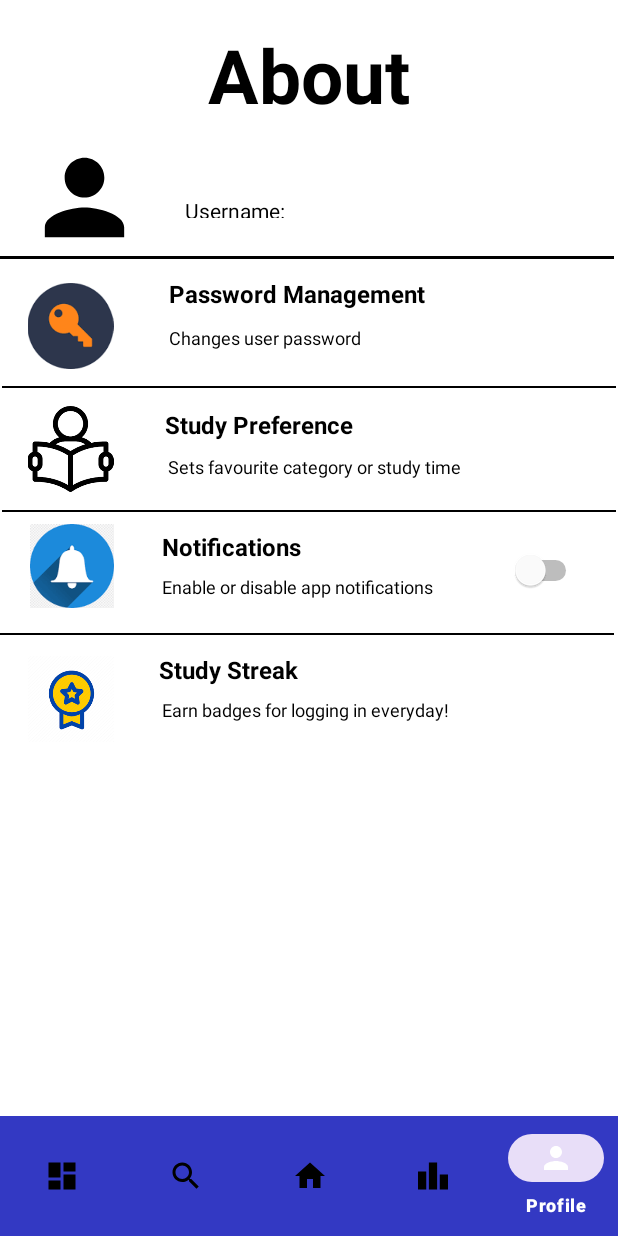
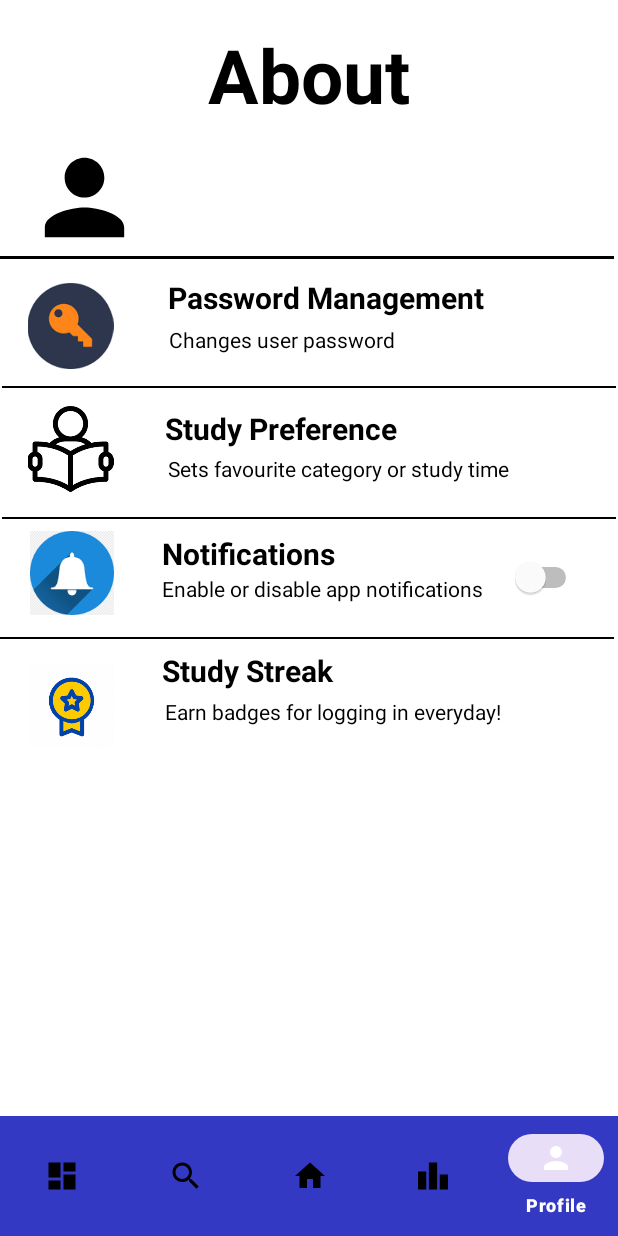
Before and after one commit to MAD2023-Team4/23-CacheFlash, an Android app: the Profile screen opened directly, with no data from a screen before it, on a phone screen of 412 x 824 dp. Run offline under Robolectric (Android 15) with nearby library versions, the phone set to English and light mode, and no system bars; our stand-ins replace Firebase (no records; nobody signed in at launch, a user with empty details on screens opened directly); 1 statement that could not run was skipped.

Commit message:
Fixed search feature so alert dialog will direct the user to the correct pages. Made font sizes of Bryan's Profile Page feature, from about 14sp to 20sp. I am going to make the line dividers thinner next.

```diff
--- a/app/src/main/java/sg/edu/np/mad/madasgcacheflash/Search.java
+++ b/app/src/main/java/sg/edu/np/mad/madasgcacheflash/Search.java
@@ -158,11 +158,11 @@ public class Search extends AppCompatActivity {
     public void showAlert(String title, Flashcard f) {
         AlertDialog.Builder builder = new AlertDialog.Builder(this);
         builder.setTitle(title)
-                .setMessage("Learn Mode (5 points)\nTest Mode (10 points)")
+                .setMessage("Learn Yourself (5 points)\nTest Yourself (10 points)")
                 .setPositiveButton("Test", new DialogInterface.OnClickListener() {
                     public void onClick(DialogInterface dialog, int id) {
                         // Do something when the "OK" button is clicked
-                        Intent intent = new Intent(Search.this, LearnYourself.class);
+                        Intent intent = new Intent(Search.this, Testyourself.class);
                         intent.putExtra("Username", username);
                         intent.putExtra("flashcard", f);
                         startActivity(intent);
@@ -170,7 +170,7 @@ public class Search extends AppCompatActivity {
                 })
                 .setNegativeButton("Learn", new DialogInterface.OnClickListener() {
                     public void onClick(DialogInterface dialog, int id) {
-                        Intent intent = new Intent(Search.this, Testyourself.class);
+                        Intent intent = new Intent(Search.this, LearnYourself.class);
                         intent.putExtra("Username", username);
                         intent.putExtra("flashcard", f);
                         startActivity(intent);
--- a/app/src/main/res/layout/activity_profile.xml
+++ b/app/src/main/res/layout/activity_profile.xml
@@ -9,53 +9,36 @@
     tools:context=".Profile">
 
     <TextView
-        android:id="@+id/textView26"
-        android:layout_width="101dp"
-        android:layout_height="45dp"
-        android:layout_marginStart="108dp"
-        android:layout_marginTop="32dp"
-        android:gravity="left"
-        android:padding="15sp"
-        android:text="@string/usernameText"
-        android:textAlignment="textStart"
+        android:id="@+id/password_resetDesc4"
+        android:layout_width="302dp"
+        android:layout_height="28dp"
+        android:layout_marginTop="292dp"
+        android:text="Earn badges for logging in everyday!"
         android:textColor="@color/black"
         android:textSize="14sp"
-        app:layout_constraintStart_toStartOf="parent"
-        app:layout_constraintTop_toBottomOf="@+id/txtAbout" />
-
-    <TextView
-        android:id="@+id/password_resetDesc4"
-        android:layout_width="220dp"
-        android:layout_height="27dp"
-        android:layout_marginTop="292dp"
-        android:layout_marginEnd="84dp"
-        android:text="Earn badges for logging in everyday!"
-        android:textColor="@color/black"
-        android:textSize="12sp"
         app:layout_constraintEnd_toEndOf="parent"
         app:layout_constraintTop_toBottomOf="@+id/divider" />
 
     <TextView
         android:id="@+id/password_resetDesc3"
         android:layout_width="220dp"
-        android:layout_height="27dp"
+        android:layout_height="29dp"
         android:layout_marginTop="210dp"
         android:layout_marginEnd="84dp"
         android:text="Enable or disable app notifications"
         android:textColor="@color/black"
-        android:textSize="12sp"
+        android:textSize="14sp"
         app:layout_constraintEnd_toEndOf="parent"
         app:layout_constraintTop_toBottomOf="@+id/divider" />
 
     <TextView
         android:id="@+id/password_resetDesc2"
-        android:layout_width="220dp"
-        android:layout_height="27dp"
+        android:layout_width="300dp"
+        android:layout_height="30dp"
         android:layout_marginTop="130dp"
-        android:layout_marginEnd="80dp"
         android:text="Sets favourite category or study time"
         android:textColor="@color/black"
-        android:textSize="12sp"
+        android:textSize="14sp"
         app:layout_constraintEnd_toEndOf="parent"
         app:layout_constraintTop_toBottomOf="@+id/divider" />
 
@@ -67,7 +50,7 @@
         android:layout_marginEnd="80dp"
         android:text="Changes user password"
         android:textColor="@color/black"
-        android:textSize="12sp"
+        android:textSize="14sp"
         app:layout_constraintEnd_toEndOf="parent"
         app:layout_constraintTop_toBottomOf="@+id/divider" />
 
@@ -103,20 +86,17 @@
 
     <TextView
         android:id="@+id/study_preference"
-        android:layout_width="220dp"
-        android:layout_height="25dp"
+        android:layout_width="294dp"
+        android:layout_height="30dp"
         android:layout_marginStart="32dp"
         android:layout_marginTop="12dp"
-        android:layout_marginEnd="31dp"
         android:layout_marginBottom="3dp"
         android:gravity="center_vertical"
         android:text="Study Preference"
         android:textColor="@color/black"
-        android:textSize="16sp"
+        android:textSize="20sp"
         android:textStyle="bold"
         app:layout_constraintBottom_toTopOf="@+id/divider3"
-        app:layout_constraintEnd_toEndOf="parent"
-        app:layout_constraintHorizontal_bias="0.0"
         app:layout_constraintStart_toEndOf="@+id/imageView6"
         app:layout_constraintTop_toBottomOf="@+id/divider2" />
 
@@ -163,13 +143,15 @@
         android:id="@+id/textView8"
         android:layout_width="101dp"
         android:layout_height="45dp"
-        android:layout_marginStart="192dp"
+        android:layout_marginStart="108dp"
         android:layout_marginTop="32dp"
         android:gravity="left"
-        android:padding="15sp"
+        android:padding="0sp"
+        android:text="Name"
         android:textAlignment="textStart"
         android:textColor="@color/black"
-        android:textSize="14sp"
+        android:textSize="20sp"
+        android:textStyle="bold"
         app:layout_constraintBottom_toTopOf="@+id/divider"
         app:layout_constraintStart_toStartOf="parent"
         app:layout_constraintTop_toBottomOf="@+id/txtAbout" />
@@ -185,13 +167,12 @@
 
     <TextView
         android:id="@+id/password_reset"
-        android:layout_width="219dp"
-        android:layout_height="27dp"
+        android:layout_width="300dp"
+        android:layout_height="29dp"
         android:layout_marginTop="12dp"
-        android:layout_marginEnd="80dp"
         android:text="Password Management"
         android:textColor="@color/black"
-        android:textSize="16sp"
+        android:textSize="20sp"
         android:textStyle="bold"
         app:layout_constraintEnd_toEndOf="parent"
         app:layout_constraintTop_toBottomOf="@+id/divider" />
@@ -240,15 +221,15 @@
 
     <TextView
         android:id="@+id/notification"
-        android:layout_width="161dp"
-        android:layout_height="27dp"
+        android:layout_width="223dp"
+        android:layout_height="25dp"
         android:layout_marginStart="28dp"
         android:layout_marginTop="9dp"
         android:layout_marginBottom="4dp"
         android:gravity="center_vertical"
         android:text="Notifications"
         android:textColor="@color/black"
-        android:textSize="16sp"
+        android:textSize="20sp"
         android:textStyle="bold"
         app:layout_constraintBottom_toTopOf="@+id/divider4"
         app:layout_constraintStart_toEndOf="@+id/imageView8"
@@ -268,14 +249,13 @@
 
     <TextView
         android:id="@+id/study_streak"
-        android:layout_width="178dp"
-        android:layout_height="33dp"
+        android:layout_width="304dp"
+        android:layout_height="29dp"
         android:layout_marginTop="52dp"
-        android:layout_marginEnd="128dp"
         android:gravity="center_vertical"
         android:text="Study Streak"
         android:textColor="@color/black"
-        android:textSize="16sp"
+        android:textSize="20sp"
         android:textStyle="bold"
         app:layout_constraintEnd_toEndOf="parent"
         app:layout_constraintTop_toBottomOf="@+id/notification" />
```
